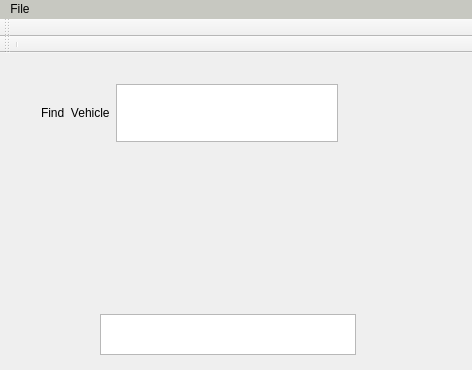
This is SoftwareApplication/mainwindow.ui in mkalikas/InventoryTracking as Qt 5 draws it before an edit. The edited form follows.
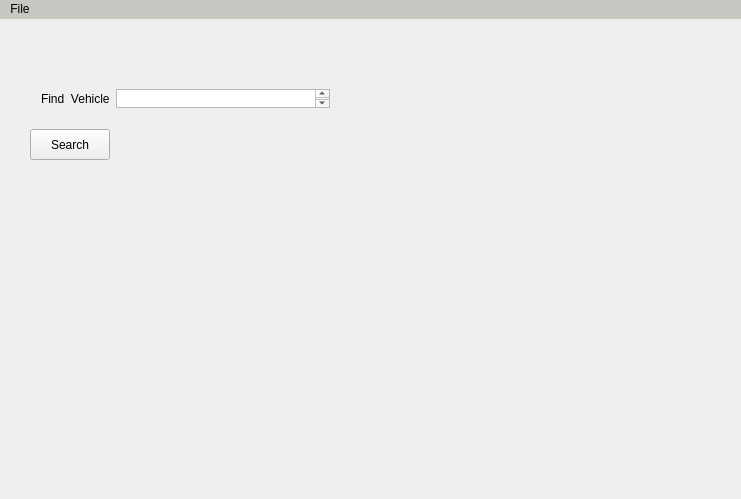
This is the edited form.

Commit message: changedd layout for vehicle form

```diff
--- a/SoftwareApplication/mainwindow.ui
+++ b/SoftwareApplication/mainwindow.ui
@@ -9,8 +9,8 @@
    <rect>
     <x>0</x>
     <y>0</y>
-    <width>472</width>
-    <height>370</height>
+    <width>741</width>
+    <height>499</height>
    </rect>
   </property>
   <property name="sizePolicy">
@@ -19,6 +19,12 @@
     <verstretch>0</verstretch>
    </sizepolicy>
   </property>
+  <property name="baseSize">
+   <size>
+    <width>3</width>
+    <height>0</height>
+   </size>
+  </property>
   <property name="windowTitle">
    <string>Inventory Tracking</string>
   </property>
@@ -57,9 +63,9 @@
     <property name="geometry">
      <rect>
       <x>30</x>
-      <y>20</y>
-      <width>319</width>
-      <height>80</height>
+      <y>59</y>
+      <width>311</width>
+      <height>41</height>
      </rect>
     </property>
     <layout class="QHBoxLayout" name="horizontalLayout_2">
@@ -68,12 +74,15 @@
        <property name="text">
         <string>Find  Vehicle</string>
        </property>
+       <property name="textInteractionFlags">
+        <set>Qt::NoTextInteraction</set>
+       </property>
       </widget>
      </item>
      <item>
       <widget class="QTextBrowser" name="textBrowser">
        <property name="lineWrapMode">
-        <enum>QTextEdit::WidgetWidth</enum>
+        <enum>QTextEdit::NoWrap</enum>
        </property>
        <property name="readOnly">
         <bool>false</bool>
@@ -85,20 +94,20 @@
      </item>
     </layout>
    </widget>
-   <widget class="QTextBrowser" name="textBrowser_2">
+   <widget class="QPushButton" name="pushButton_search">
     <property name="geometry">
      <rect>
-      <x>100</x>
-      <y>261</y>
-      <width>256</width>
-      <height>41</height>
+      <x>30</x>
+      <y>110</y>
+      <width>80</width>
+      <height>31</height>
      </rect>
     </property>
-    <property name="textInteractionFlags">
-     <set>Qt::LinksAccessibleByKeyboard|Qt::LinksAccessibleByMouse|Qt::TextBrowserInteraction|Qt::TextEditable|Qt::TextSelectableByMouse</set>
+    <property name="focusPolicy">
+     <enum>Qt::ClickFocus</enum>
     </property>
-    <property name="openExternalLinks">
-     <bool>true</bool>
+    <property name="text">
+     <string>Search</string>
     </property>
    </widget>
   </widget>
@@ -110,8 +119,8 @@
     <rect>
      <x>0</x>
      <y>0</y>
-     <width>472</width>
-     <height>22</height>
+     <width>741</width>
+     <height>20</height>
     </rect>
    </property>
    <property name="focusPolicy">
@@ -147,56 +156,6 @@
    </widget>
    <addaction name="File"/>
   </widget>
-  <widget class="QToolBar" name="mainToolBar">
-   <property name="enabled">
-    <bool>true</bool>
-   </property>
-   <property name="focusPolicy">
-    <enum>Qt::ClickFocus</enum>
-   </property>
-   <property name="windowTitle">
-    <string>Tool Bar</string>
-   </property>
-   <property name="movable">
-    <bool>true</bool>
-   </property>
-   <property name="orientation">
-    <enum>Qt::Horizontal</enum>
-   </property>
-   <property name="floatable">
-    <bool>true</bool>
-   </property>
-   <attribute name="toolBarArea">
-    <enum>TopToolBarArea</enum>
-   </attribute>
-   <attribute name="toolBarBreak">
-    <bool>false</bool>
-   </attribute>
-  </widget>
-  <widget class="QToolBar" name="toolBar">
-   <property name="windowTitle">
-    <string>toolBar</string>
-   </property>
-   <property name="movable">
-    <bool>true</bool>
-   </property>
-   <property name="allowedAreas">
-    <set>Qt::AllToolBarAreas</set>
-   </property>
-   <property name="toolButtonStyle">
-    <enum>Qt::ToolButtonTextUnderIcon</enum>
-   </property>
-   <property name="floatable">
-    <bool>false</bool>
-   </property>
-   <attribute name="toolBarArea">
-    <enum>TopToolBarArea</enum>
-   </attribute>
-   <attribute name="toolBarBreak">
-    <bool>true</bool>
-   </attribute>
-   <addaction name="separator"/>
-  </widget>
   <action name="actionNew_Vehicle">
    <property name="text">
     <string>New Vehicle</string>
```
The commit also changes 4 other files.
